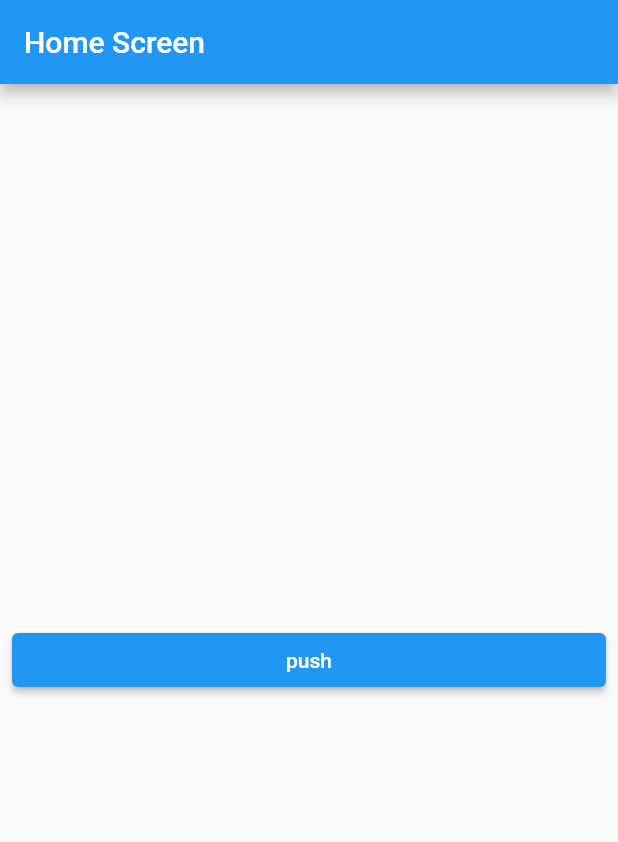
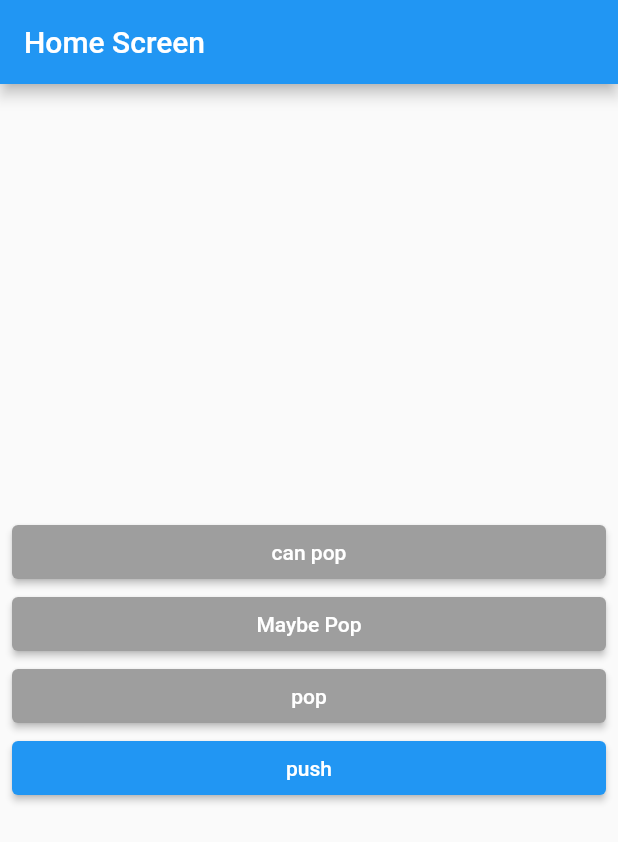
Before and after one commit to so0ng0970/flutter_project, a Flutter app: the screen it shows after launch, on a phone screen of 412 x 824 dp. Shown: the top 842 px of the screen. Run offline on Flutter 3.47's test engine with Material 2 defaults, Android fonts, the phone set to English and light mode, and no system bars; our stand-ins replace webview_flutter.

Commit message:
canPop(),maybePop(),WillPopScope()

```diff
--- a/lib/screen/navigation/navigate_screen.dart
+++ b/lib/screen/navigation/navigate_screen.dart
@@ -7,7 +7,45 @@ class Navigatescreen extends StatelessWidget {
 
   @override
   Widget build(BuildContext context) {
-    return MainLayout(title: 'Home Screen', children: [
+    // WillPopScope - 스택에 더이상 뒤로갈 페이지가 없으면 안드로이드 자체에 있는 뒤로가기를 막거나 허용할때 쓴다
+    return WillPopScope(
+      onWillPop: () async {
+        // true - pop 가능
+        // false - pop 불가능
+        final canPop = Navigator.of(context).canPop();
+
+        return canPop;
+      },
+      child: MainLayout(title: 'Home Screen', children: [
+        ElevatedButton(
+          style: ElevatedButton.styleFrom(
+            backgroundColor: Colors.grey,
+          ),
+          onPressed: () {
+            print(Navigator.of(context).canPop());
+          },
+          child: const Text('can pop'),
+        ),
+
+        // Navigator.of(context).maybePop(); - 스택에 더이상 뒤로갈 페이지가 없으면 뒤로가기 안됨
+        ElevatedButton(
+          style: ElevatedButton.styleFrom(
+            backgroundColor: Colors.grey,
+          ),
+          onPressed: () {
+            Navigator.of(context).maybePop();
+          },
+          child: const Text('Maybe Pop'),
+        ),
+        ElevatedButton(
+          style: ElevatedButton.styleFrom(
+            backgroundColor: Colors.grey,
+          ),
+          onPressed: () {
+            Navigator.of(context).pop();
+          },
+          child: const Text('pop'),
+        ),
         ElevatedButton(
           onPressed: () async {
             final result = await Navigator.of(context).push(
@@ -21,6 +59,7 @@ class Navigatescreen extends StatelessWidget {
           },
           child: const Text('push'),
         )
-    ]);
+      ]),
+    );
   }
 }
```
Also changed, not shown: lib/screen/navigation/route_one_screen.dart (+18 -0 lines). Lines whose indentation alone changed are shown as unchanged.
